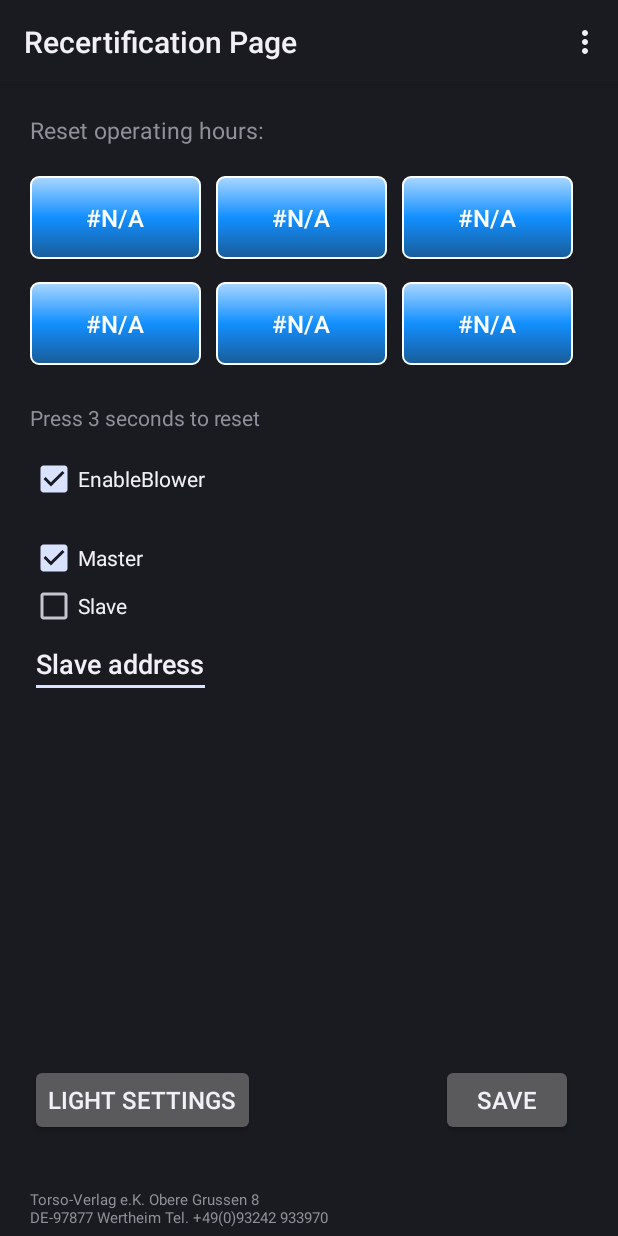
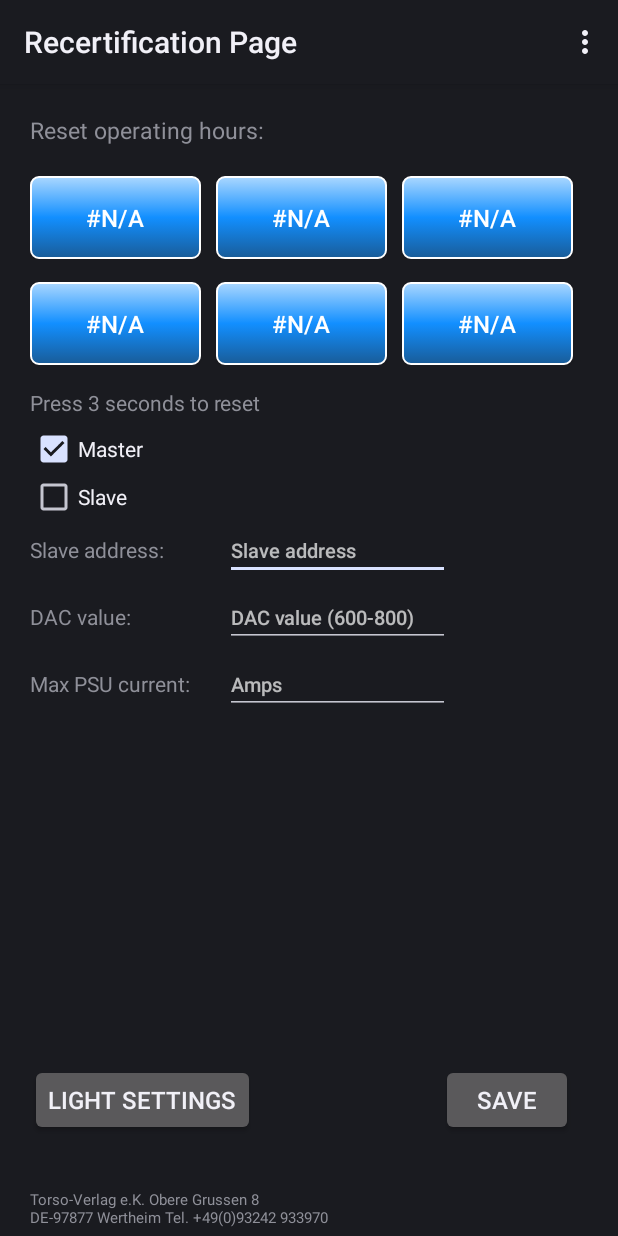
Before and after one commit to maurycyszpak/LED2match, an Android app: the TRSRecertificationPage screen opened directly, with no data from a screen before it, on a phone screen of 412 x 824 dp. Run offline under Robolectric (Android 15) with nearby library versions, the phone set to English and light mode, and no system bars; 1 statement that could not run was skipped.

Commit message:
additional settings on Recertification page: - max PSU current - DAC value

```diff
--- a/src/main/java/com/kiand/LED2match/TRSRecertificationPage.java
+++ b/src/main/java/com/kiand/LED2match/TRSRecertificationPage.java
@@ -13,12 +13,14 @@ import android.os.Bundle;
 import android.os.Handler;
 import android.os.IBinder;
 import android.support.v4.content.LocalBroadcastManager;
+import android.text.TextUtils;
 import android.util.Log;
 import android.view.LayoutInflater;
 import android.view.Menu;
 import android.view.MenuItem;
 import android.view.View;
 import android.widget.Button;
+import android.widget.EditText;
 import android.widget.Toast;
 
 import java.util.Map;
@@ -30,8 +32,11 @@ import static com.kiand.LED2match.TRSDigitalPanel.SHAREDPREFS_LAMP_ASSIGNMENTS;
 public class TRSRecertificationPage extends Activity {
 
     public static final String SHAREDPREFS_ONE_OFF_SEEKBARS = "one-off-seekbar-values.txt"; //Mauricio
+    public static final String PREFS_DAC_VALUE = "dac-value";
+    public static final String PREFS_PSU_CURRENT = "psu_max_power";
     public static final String newLine = System.getProperty("line.separator");
     public static final String NO_PRESET_TEXT = "#n/a";
+    public static final String TAG = "MORRIS-RECERT";
 
     boolean blLamp1_ON, blLamp2_ON, blLamp3_ON, blLamp4_ON, blLamp5_ON, blLamp6_ON;
     Button btnL1, btnL2, btnL3, btnL4, btnL5, btnL6;
@@ -77,6 +82,8 @@ public class TRSRecertificationPage extends Activity {
         }
 
         //populateLampsState();
+        readDACvalue();
+        readPSUpower();
     }
 
     @Override
@@ -350,6 +357,68 @@ public class TRSRecertificationPage extends Activity {
         //setLampName(4, sLamp4Name);
     }
 
+    public void saveSettings(View v) {
+        //We need to store the DAC Value if present
+        EditText ed_DAC = findViewById(R.id.edit_DACvalue);
+        if (TextUtils.isEmpty(ed_DAC.getText().toString())) {
+            return;
+        }
+
+        Integer value = Integer.valueOf(ed_DAC.getText().toString());
+        if (value < 600 || value > 800) {
+            makeToast("DAC value should be between 600 and 800.");
+            return;
+        } else {
+            SharedPreferences spFile = getSharedPreferences(PREFS_DAC_VALUE, 0);
+            SharedPreferences.Editor editor = spFile.edit();
+            editor.clear();
+            editor.putInt("dac_value", value);
+            editor.apply();
+            Log.d(TAG, "DAC value of '" + value + "' stored in prefs file");
+            makeToast( "DAC value of '" + value + "' successfully stored.");
+        }
+
+        EditText ed_amps = findViewById(R.id.edit_PSU_current);
+        if (TextUtils.isEmpty(ed_amps.getText().toString())) {
+            return;
+        }
+
+        value = Integer.valueOf(ed_amps.getText().toString());
+        if (value < 1 || value > 5) {
+            makeToast("Power supply max current should be between 1 and 5 amps.");
+            return;
+        } else {
+            SharedPreferences spFile = getSharedPreferences(PREFS_PSU_CURRENT, 0);
+            SharedPreferences.Editor editor = spFile.edit();
+            editor.clear();
+            editor.putInt("psu_current", value);
+            editor.apply();
+            Log.d(TAG, "PSU current of '" + value + "' stored in prefs file");
+            makeToast( "PSU current value of '" + value + " amps' successfully stored.");
+            //int value = spFile.getInt("dac_value", 0);
+        }
+
+
+    }
+
+    private void readDACvalue() {
+        EditText edit_dac = findViewById(R.id.edit_DACvalue);
+        SharedPreferences spFile = getSharedPreferences(PREFS_DAC_VALUE, 0);
+        Integer value = spFile.getInt("dac_value", 0);
+        if (value > 0) {
+            edit_dac.setText(String.valueOf(value));
+        }
+    }
+
+    private void readPSUpower() {
+        EditText edit_dac = findViewById(R.id.edit_PSU_current);
+        SharedPreferences spFile = getSharedPreferences(PREFS_PSU_CURRENT, 0);
+        Integer value = spFile.getInt("psu_max_power", 0);
+        if (value > 0) {
+            edit_dac.setText(String.valueOf(value));
+        }
+    }
+
     public void setLampName(int i, String sName) {
         if (i == 1) {
             if (sName.length() > 0) {
--- a/src/main/res/layout/trs_recertification_page.xml
+++ b/src/main/res/layout/trs_recertification_page.xml
@@ -4,7 +4,7 @@
     xmlns:tools="http://schemas.android.com/tools"
     android:layout_width="match_parent"
     android:layout_height="match_parent"
-    tools:context=".TRSSequence">
+    tools:context=".TRSRecertificationPage">
 
     <LinearLayout
         android:layout_width="match_parent"
@@ -148,7 +148,7 @@
                 android:layout_marginLeft="@dimen/main_screen_sidemargin"
                 android:layout_marginRight="@dimen/main_screen_sidemargin"
                 android:layout_below="@+id/lLayout2"
-                android:layout_marginTop="15dp"
+                android:layout_marginTop="5dp"
                 android:baselineAligned="false"
                 >
 
@@ -173,6 +173,7 @@
                 android:layout_marginRight="@dimen/main_screen_sidemargin"
                 android:layout_marginTop="15dp"
                 android:orientation="vertical"
+                android:visibility="gone"
                 >
 
                 <CheckedTextView
@@ -197,8 +198,9 @@
                 android:layout_below="@+id/lLayout4"
                 android:layout_marginLeft="@dimen/main_screen_sidemargin"
                 android:layout_marginRight="@dimen/main_screen_sidemargin"
-                android:layout_marginTop="15dp"
+                android:layout_marginTop="5dp"
                 android:orientation="vertical"
+                android:id="@+id/lLayout5"
                 >
 
                 <CheckedTextView
@@ -225,11 +227,88 @@
                     android:gravity="center_vertical"
                     android:layout_marginBottom="0dp"
                     />
+                <LinearLayout
+                    android:layout_width="match_parent"
+                    android:layout_height="wrap_content"
+                    android:orientation="horizontal" >
+                    <TextView
+                        android:layout_width="@dimen/recertification_label_width"
+                        android:layout_height="wrap_content"
+                        android:id="@+id/address_label"
+                        android:text="Slave address: "
+                        android:layout_marginEnd="10dp"
+                        />
+
+                    <EditText
+                        android:layout_width="150dp"
+                        android:layout_height="wrap_content"
+                        android:hint="Slave address"
+                        android:textSize="13sp"/>
+                </LinearLayout>
+
+
+            </LinearLayout>
+
+            <LinearLayout
+                android:layout_width="match_parent"
+                android:layout_height="wrap_content"
+                android:layout_below="@+id/lLayout5"
+                android:layout_marginLeft="@dimen/main_screen_sidemargin"
+                android:layout_marginRight="@dimen/main_screen_sidemargin"
+                android:layout_marginTop="5dp"
+                android:orientation="horizontal"
+                android:id="@+id/lLayout6"
+                >
+
+
+                <TextView
+                    android:layout_width="@dimen/recertification_label_width"
+                    android:layout_height="wrap_content"
+                    android:id="@+id/DAC_label"
+                    android:text="DAC value: "
+                    android:layout_marginEnd="10dp"
+                    />
+
 
                 <EditText
-                    android:layout_width="wrap_content"
+                    android:id="@+id/edit_DACvalue"
+                    android:layout_width="150dp"
                     android:layout_height="wrap_content"
-                    android:text="Slave address" />
+                    android:textSize="13sp"
+                    android:singleLine="true"
+                    android:hint="DAC value (600-800)"/>
+
+
+            </LinearLayout>
+
+            <LinearLayout
+                android:layout_width="match_parent"
+                android:layout_height="wrap_content"
+                android:layout_below="@+id/lLayout6"
+                android:layout_marginLeft="@dimen/main_screen_sidemargin"
+                android:layout_marginRight="@dimen/main_screen_sidemargin"
+                android:layout_marginTop="5dp"
+                android:orientation="horizontal"
+                android:id="@+id/lLayout7"
+                >
+
+
+                <TextView
+                    android:layout_width="@dimen/recertification_label_width"
+                    android:layout_height="wrap_content"
+                    android:id="@+id/DACmax_power_label"
+                    android:text="Max PSU current: "
+                    android:layout_marginEnd="10dp"
+                    />
+
+
+                <EditText
+                    android:id="@+id/edit_PSU_current"
+                    android:layout_width="150dp"
+                    android:layout_height="wrap_content"
+                    android:textSize="13sp"
+                    android:singleLine="true"
+                    android:hint="Amps"/>
 
 
             </LinearLayout>
@@ -269,7 +348,9 @@
                     android:baselineAligned="false"
                     android:gravity="center"
                     android:text="SAVE"
-                    android:textSize="@dimen/button_text_size" />
+                    android:textSize="@dimen/button_text_size"
+                    android:onClick="saveSettings"
+                    />
 
             </RelativeLayout>
 
--- a/src/main/res/values/dimens.xml
+++ b/src/main/res/values/dimens.xml
@@ -21,5 +21,6 @@
     <dimen name="button_margin">10dp</dimen>
 
     <dimen name="main_screen_sidemargin">20dp</dimen>
+    <dimen name="recertification_label_width">120dp</dimen>
 
 </resources>
```
